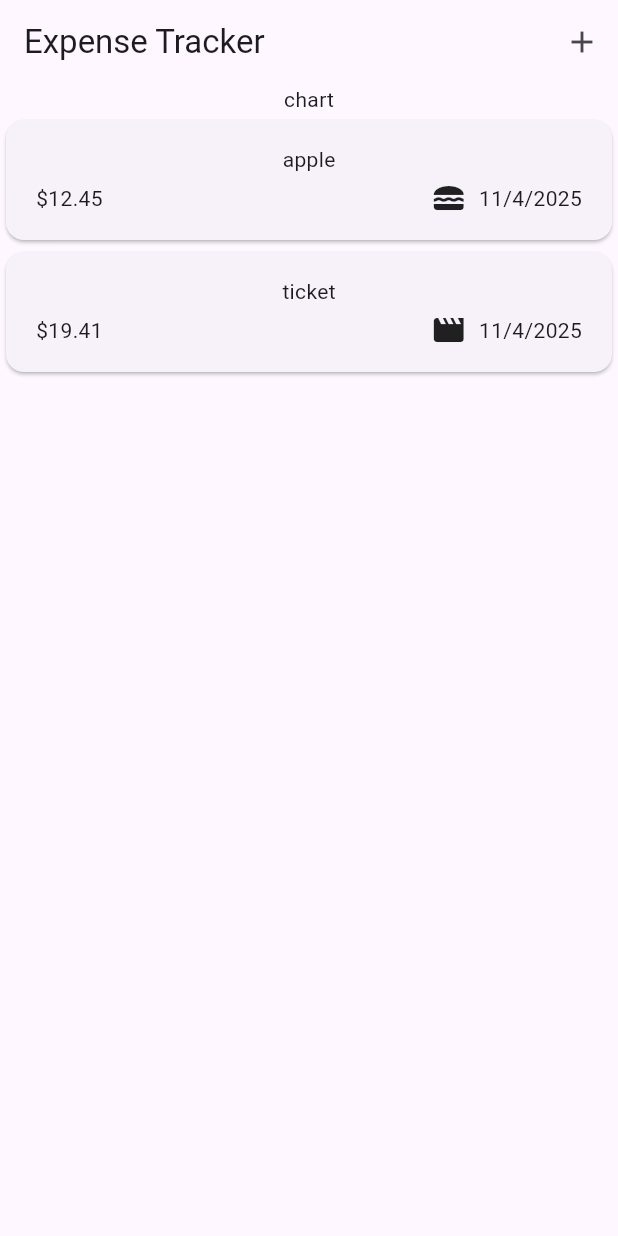
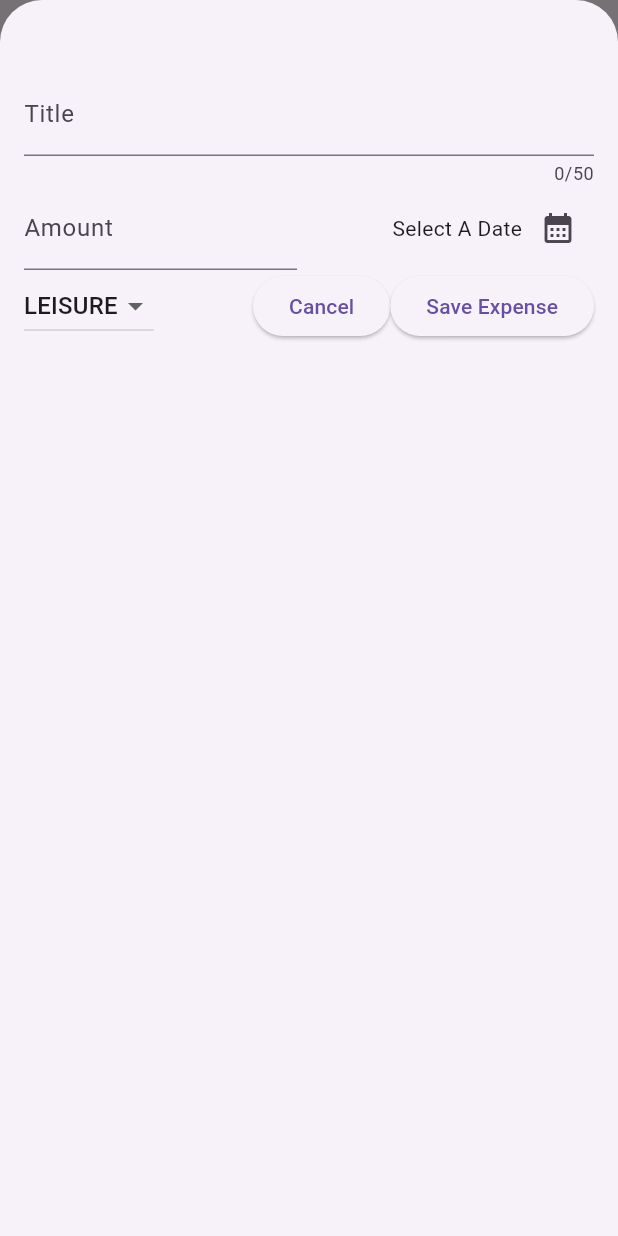
Before and after one commit to AlanYuan16/expense_tracker, a Flutter app: the screen it shows after launch, after a tap on the "add" icon, on a phone screen of 412 x 824 dp. Run offline on Flutter 3.47's test engine with Material 3 defaults, Android fonts, the phone set to English and light mode, and no system bars.

Commit message:
Finished making widgets dismissible. Added undo snackbar to retrieve on accidently delete.

```diff
--- a/lib/expenses.dart
+++ b/lib/expenses.dart
@@ -1,42 +1,101 @@
 import 'package:expense_tracker/expenses_list/expenses_list.dart';
 import 'package:expense_tracker/models/expense.dart';
+import 'package:expense_tracker/newExpense.dart';
 import 'package:flutter/material.dart';
 
-class Expenses extends StatefulWidget{
+class Expenses extends StatefulWidget {
   const Expenses({super.key});
 
-  State<Expenses> createState(){
+  State<Expenses> createState() {
     return _ExpensesState();
   }
 }
 
 class _ExpensesState extends State<Expenses> {
+  void _openAddExpenseOverlay() {
+    showModalBottomSheet(
+      context: context,
+      builder: (ctx) => NewExpense(onAddExpense: _addExpense),
+      isScrollControlled: true,
+    );
+  }
+
+  void _addExpense(Expense expense) {
+    setState(() {
+      _registeredExpenses.add(expense);
+    });
+  }
+
+  void _removeExpense(Expense expense) {
+    int expenseIndex = _registeredExpenses.indexOf(expense);
+    setState(() {
+      _registeredExpenses.remove(expense);
+    });
+    ScaffoldMessenger.of(context).showSnackBar(
+      SnackBar(
+        content: Text('Expense Deleted'),
+        duration: Duration(seconds: 3),
+        action: SnackBarAction(
+          label: 'Undo',
+          onPressed: () {
+            setState(() {
+              _registeredExpenses.insert(expenseIndex, expense);
+            });
+          },
+        ),
+      ),
+    );
+  }
 
   final List<Expense> _registeredExpenses = [
     Expense(
-      title: 'apple', amount: 12.45, date: DateTime.now(), category: Category.food
-      ),
-        Expense(
-      title: 'ticket', amount: 19.41, date: DateTime.now(), category: Category.leisure
-      ),
+      title: 'Cheeseburger',
+      amount: 12.45,
+      date: DateTime.now(),
+      category: Category.food,
+    ),
+    Expense(
+      title: 'Movie Ticket',
+      amount: 18.99,
+      date: DateTime.now(),
+      category: Category.leisure,
+    ),
+    Expense(
+      title: 'Train ticket',
+      amount: 34.00,
+      date: DateTime.now(),
+      category: Category.travel,
+    ),
+  ];
 
-
-  ];
   @override
   Widget build(BuildContext context) {
+    Widget mainContent = const Center(
+      child: Text("Click the + button to add an Expense!"),
+    );
+
+    if (_registeredExpenses.isNotEmpty) {
+      mainContent = ExpensesList(
+        expenses: _registeredExpenses,
+        onRemoveExpense: _removeExpense,
+      );
+    }
     return Scaffold(
       appBar: AppBar(
-        title: const Text ('Expense Tracker'),
+        title: const Text('Expense Tracker'),
         actions: [
-          IconButton(onPressed: (){}, icon: const Icon(Icons.add))
+          IconButton(
+            onPressed: _openAddExpenseOverlay,
+            icon: const Icon(Icons.add),
+          ),
         ],
       ),
-      body:Column(
+      body: Column(
         children: [
-          Text("chart"),
-          Expanded(child: ExpensesList(expenses:  _registeredExpenses))
-          ],
-      )
+          Text("Chart"),
+          Expanded(child: mainContent),
+        ],
+      ),
     );
   }
 }
--- a/lib/expenses_list/expense_item.dart
+++ b/lib/expenses_list/expense_item.dart
@@ -19,7 +19,7 @@ class ExpenseItem extends StatelessWidget{
               Text('\$${expense.amount.toStringAsFixed(2)}'),
               const Spacer(),
               Row(children: [
-                Icon(catergoryIcons[expense.category]),
+                Icon(categoryIcons[expense.category]),
                 const SizedBox(width:8),
                 Text(expense.formattedDate),
               ],)
--- a/lib/expenses_list/expenses_list.dart
+++ b/lib/expenses_list/expenses_list.dart
@@ -2,15 +2,32 @@ import 'package:expense_tracker/expenses_list/expense_item.dart';
 import 'package:expense_tracker/models/expense.dart';
 import 'package:flutter/material.dart';
 
-class ExpensesList extends StatelessWidget{
 
-  const ExpensesList({super.key,required this.expenses});
+class ExpensesList extends StatelessWidget {
+  const ExpensesList({
+    super.key,
+    required this.expenses,
+    required this.onRemoveExpense,
+  });
+  final Function onRemoveExpense;
   final List<Expense> expenses;
   @override
-
-  Widget build(BuildContext context){
-
-    return ListView.builder(itemCount: expenses.length,
-    itemBuilder: (ctx, index) => ExpenseItem(expense:  expenses[index]));
+  Widget build(BuildContext context) {
+    return ListView.builder(
+      itemCount: expenses.length,
+      itemBuilder: (ctx, index) => Dismissible(
+        key: ValueKey(expenses[index]),
+        background:Container(
+          // margin: EdgeInsets.symmetric(
+          //   horizontal: Theme.of(context).cardTheme.margin!.horizontal,
+          // ),
+          color: Theme.of(context).colorScheme.error
+        ),
+        onDismissed: (direction) {
+          onRemoveExpense(expenses[index]);
+        },
+        child: ExpenseItem(expense: expenses[index]),
+      ),
+    );
   }
 }
--- a/lib/models/expense.dart
+++ b/lib/models/expense.dart
@@ -1,35 +1,33 @@
 import 'package:flutter/material.dart';
 import 'package:intl/intl.dart';
 import 'package:uuid/uuid.dart';
-// Single non-const Uuid instance used to generate ids.
-final uuid = Uuid();
+
+const uuid = Uuid();
 final formatter = DateFormat.yMd();
-enum Category { food, travel, leisure, work}
 
-const catergoryIcons = {
-  Category.food : Icons.lunch_dining,
-  Category.travel : Icons.flight_takeoff,
-  Category.leisure : Icons.movie,
-  Category.work : Icons.work
+enum Category { food, travel, leisure, work }
+
+const categoryIcons = {
+  Category.food: Icons.lunch_dining,
+  Category.travel: Icons.flight_takeoff,
+  Category.leisure: Icons.movie,
+  Category.work: Icons.work,
 };
+
 class Expense {
-
   Expense({
     required this.title,
     required this.amount,
     required this.date,
     required this.category,
-  }) : id= uuid.v4();
-
+  }) : id = uuid.v4();
   final String id;
   final String title;
   final double amount;
   final DateTime date;
   final Category category;
 
-
-String get formattedDate {
-  return formatter.format(date);
+  String get formattedDate {
+    return formatter.format(date);
+  }
 }
-
-}
--- /dev/null
+++ b/lib/newExpense.dart
@@ -0,0 +1,163 @@
+import 'package:expense_tracker/models/expense.dart';
+import 'package:flutter/material.dart';
+import 'package:intl/intl.dart';
+
+final formatter = DateFormat.yMd();
+
+class NewExpense extends StatefulWidget {
+  const NewExpense({super.key, required this.onAddExpense});
+  final void Function(Expense expense) onAddExpense;
+
+  State<NewExpense> createState() {
+    return _NewExpenseState();
+  }
+}
+
+class _NewExpenseState extends State<NewExpense> {
+  final _titleController = TextEditingController();
+  final _amountController = TextEditingController();
+  DateTime? _selectedDate;
+  Category _selectedCategory = Category.leisure;
+
+  @override
+  void dispose() {
+    _titleController.dispose();
+    _amountController.dispose();
+    super.dispose();
+  }
+
+  void _submitExpenseData() {
+    final enteredAmount = double.tryParse(_amountController.text);
+    final amountIsInvalid = enteredAmount == null || enteredAmount <= 0;
+    if (_titleController.text.trim().isEmpty ||
+        amountIsInvalid ||
+        _selectedDate == null) //run when an error happsns
+    {
+      showDialog(
+        context: context,
+        builder: (ctx) => AlertDialog(
+          title: const Text("Invalid Input!"),
+          content: const Text(
+            "Please make sure to have a valid Title, Date, and Amount!",
+          ),
+          actions: [
+            TextButton(
+              onPressed: () {
+                Navigator.pop(ctx);
+              },
+              child: const Text("Okay!"),
+            ),
+          ],
+        ),
+      );
+      return;
+    }
+    widget.onAddExpense(
+      Expense(
+        title: _titleController.text,
+        amount: enteredAmount,
+        date: _selectedDate!,
+        category: _selectedCategory,
+      ),
+    );
+    Navigator.pop(context);
+  }
+
+  void _presentDatePicker() async {
+    final now = DateTime.now();
+    final firstDate = DateTime(now.year - 1, now.month, now.day);
+    final pickedDate = await showDatePicker(
+      context: context,
+      initialDate: now,
+      firstDate: firstDate,
+      lastDate: now,
+    );
+    setState(() {
+      _selectedDate = pickedDate;
+    });
+  }
+
+  @override
+  Widget build(BuildContext context) {
+    return Padding(
+      padding: EdgeInsets.fromLTRB(16, 48, 16, 16),
+      child: Column(
+        children: [
+          TextField(
+            controller: _titleController,
+            maxLength: 50,
+            keyboardType: TextInputType.name,
+            decoration: InputDecoration(label: Text('Title')),
+          ),
+          Row(
+            children: [
+              Expanded(
+                child: TextField(
+                  controller: _amountController,
+                  keyboardType: TextInputType.number,
+                  decoration: InputDecoration(
+                    prefixText: '\$',
+                    label: Text("Amount"),
+                  ),
+                ),
+              ),
+              const SizedBox(width: 16),
+              Expanded(
+                child: Row(
+                  mainAxisAlignment: MainAxisAlignment.end,
+                  crossAxisAlignment: CrossAxisAlignment.center,
+                  children: [
+                    Text(
+                      _selectedDate == null
+                          ? 'Select A Date'
+                          : formatter.format(_selectedDate!),
+                    ),
+                    IconButton(
+                      onPressed: _presentDatePicker,
+                      icon: const Icon(Icons.calendar_month),
+                    ),
+                  ],
+                ),
+              ),
+            ],
+          ),
+          Row(
+            children: [
+              DropdownButton(
+                value: _selectedCategory,
+                items: Category.values
+                    .map(
+                      (category) => DropdownMenuItem(
+                        value: category,
+                        child: Text(category.name.toUpperCase()),
+                      ),
+                    )
+                    .toList(),
+                onChanged: (value) {
+                  if (value == null) {
+                    return;
+                  }
+                  setState(() {
+                    _selectedCategory = value;
+                    print(_selectedCategory);
+                  });
+                },
+              ),
+              Spacer(),
+              ElevatedButton(
+                onPressed: () {
+                  Navigator.pop(context);
+                },
+                child: Text("Cancel"),
+              ),
+              ElevatedButton(
+                onPressed: _submitExpenseData,
+                child: Text('Save Expense'),
+              ),
+            ],
+          ),
+        ],
+      ),
+    );
+  }
+}
```
